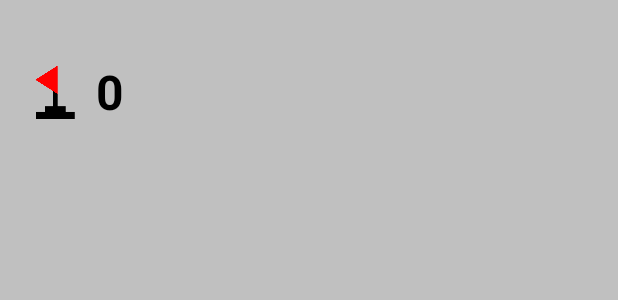
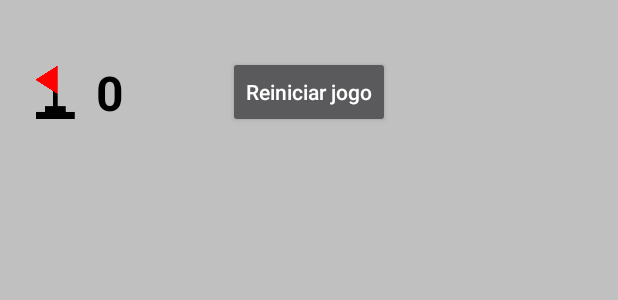
Before and after one commit to lucascarlos1661/CampoMinado, an Android app: the layout activity_main.xml on its own in the app's theme, with its tools: preview values and no code run, on a phone screen of 412 x 824 dp. Shown: the top 300 px of the screen. Run offline under Robolectric (Android 15) with nearby library versions, the phone set to English and light mode, and no system bars.

Commit message:
Implementando função de reinicar jogo

```diff
--- a/app/src/main/java/com/lucascarlos/campominado/MainActivity.kt
+++ b/app/src/main/java/com/lucascarlos/campominado/MainActivity.kt
@@ -30,6 +30,10 @@ class MainActivity : AppCompatActivity() {
                 recyclerViewAdapter = ColumnAdapter(this@MainActivity) { viewModelStore }
                 adapter = recyclerViewAdapter
             }
+
+            restartGameButton.setOnClickListener{
+                viewModel.restartGame()
+            }
         }
 
         viewModel.getBoardObserver().observe(this) {
@@ -38,7 +42,7 @@ class MainActivity : AppCompatActivity() {
         }
 
         viewModel.getFlagsAmountObserver().observe(this) {
-            binding.flagCounter.text = viewModel.flagsAmount.value.toString()
+            binding.flagCounter.text = viewModel._flagsAmount.value.toString()
         }
     }
 }
--- a/app/src/main/java/com/lucascarlos/campominado/adapters/FieldAdapter.kt
+++ b/app/src/main/java/com/lucascarlos/campominado/adapters/FieldAdapter.kt
@@ -67,6 +67,7 @@ class FieldAdapter(
                 if (currentField.flagged or currentField.opened) return@setOnClickListener
                 viewModel.viewModelScope.launch {
                     viewModel.openField(currentField.column, currentField.row)
+                    notifyItemChanged(position)
                 }
             }
 
--- a/app/src/main/res/layout/activity_main.xml
+++ b/app/src/main/res/layout/activity_main.xml
@@ -1,5 +1,6 @@
 <?xml version="1.0" encoding="utf-8"?>
 <LinearLayout xmlns:android="http://schemas.android.com/apk/res/android"
+    xmlns:app="http://schemas.android.com/apk/res-auto"
     xmlns:tools="http://schemas.android.com/tools"
     android:layout_width="match_parent"
     android:layout_height="match_parent"
@@ -14,27 +15,50 @@
         android:layout_width="match_parent"
         android:layout_height="0dp"
         android:layout_weight="1.5"
+        android:gravity="center_vertical"
         android:orientation="horizontal">
+
+        <androidx.constraintlayout.widget.ConstraintLayout
+            android:layout_width="match_parent"
+            android:layout_height="match_parent">
 
             <ImageView
                 android:id="@+id/header_flag"
                 android:layout_width="40dp"
                 android:layout_height="40dp"
-            android:layout_gravity="center"
                 android:layout_marginStart="16dp"
-            android:src="@drawable/flag" />
+                android:src="@drawable/flag"
+                app:layout_constraintBottom_toBottomOf="parent"
+                app:layout_constraintStart_toStartOf="parent"
+                app:layout_constraintTop_toTopOf="parent" />
 
             <TextView
                 android:id="@+id/flag_counter"
                 android:layout_width="wrap_content"
                 android:layout_height="wrap_content"
-            android:layout_gravity="center"
                 android:layout_marginStart="8dp"
                 android:text="@string/flag_counter"
                 android:textColor="@color/black"
                 android:textSize="32sp"
-            android:textStyle="bold" />
+                android:textStyle="bold"
+                app:layout_constraintBottom_toBottomOf="parent"
+                app:layout_constraintStart_toEndOf="@id/header_flag"
+                app:layout_constraintTop_toTopOf="parent" />
 
+            <androidx.appcompat.widget.AppCompatButton
+                android:id="@+id/restart_game_button"
+                android:layout_width="wrap_content"
+                android:layout_height="wrap_content"
+                android:layout_alignEnd="@id/flag_counter"
+                android:layout_gravity=""
+                android:text="@string/restart_game_button_text"
+                android:textAllCaps="false"
+                app:layout_constraintBottom_toBottomOf="parent"
+                app:layout_constraintEnd_toEndOf="parent"
+                app:layout_constraintStart_toStartOf="parent"
+                app:layout_constraintTop_toTopOf="parent" />
+
+        </androidx.constraintlayout.widget.ConstraintLayout>
     </LinearLayout>
 
     <LinearLayout
@@ -49,7 +73,7 @@
             android:id="@+id/recycler_fields"
             android:layout_width="wrap_content"
             android:layout_height="wrap_content"
-            tools:itemCount="20"
+            tools:itemCount="1"
             tools:layoutManager="androidx.recyclerview.widget.LinearLayoutManager"
             tools:listitem="@layout/column_item"
             tools:orientation="vertical" />
--- a/app/src/main/res/values/strings.xml
+++ b/app/src/main/res/values/strings.xml
@@ -3,4 +3,5 @@
     <!-- TODO: Remove or change this placeholder text -->
     <string name="hello_blank_fragment">Hello blank fragment</string>
     <string name="flag_counter">0</string>
+    <string name="restart_game_button_text">Reiniciar jogo</string>
 </resources>
```
Also changed, not shown: app/src/main/java/com/lucascarlos/campominado/viewModel/MainActivityViewModel.kt (+12 -8 lines). Lines whose indentation alone changed are shown as unchanged.
